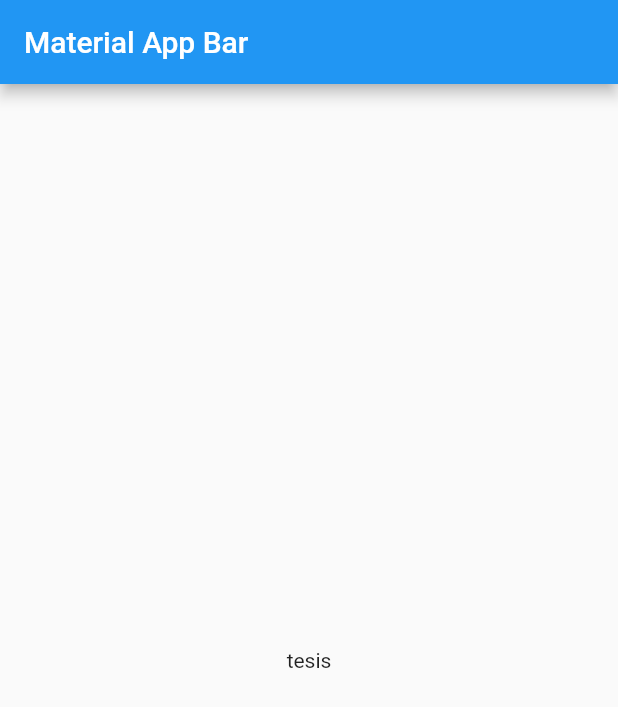
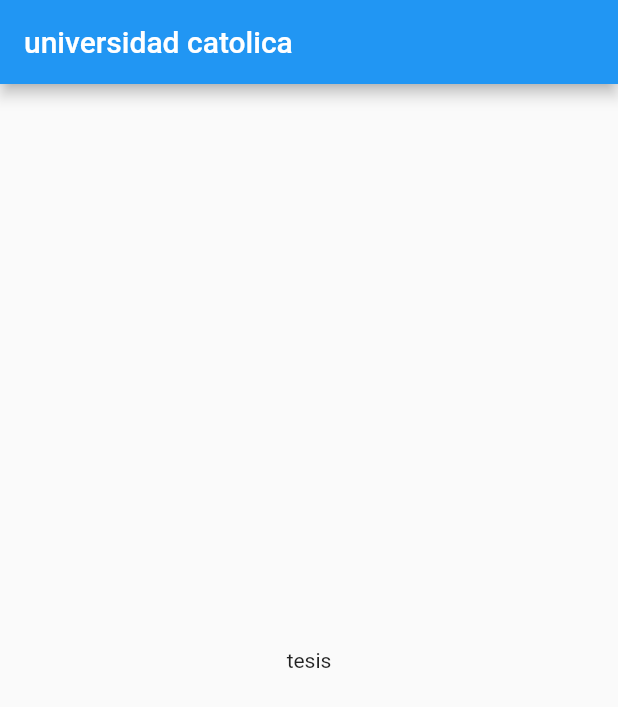
Before and after one commit to carlostic26/Coach_app, a Flutter app: the screen it shows after launch, on a phone screen of 412 x 824 dp. Shown: the top 707 px of the screen. Run offline on Flutter 3.47's test engine with Material 2 defaults, Android fonts, the phone set to English and light mode, and no system bars.

Commit message:
universidad

```diff
--- a/lib/main.dart
+++ b/lib/main.dart
@@ -9,7 +9,7 @@ class MyApp extends StatelessWidget {
       title: 'carlos salas',
       home: Scaffold(
         appBar: AppBar(
-          title: Text('Material App Bar'),
+          title: Text('universidad catolica'),
         ),
         body: Center(
           child: Container(
```
